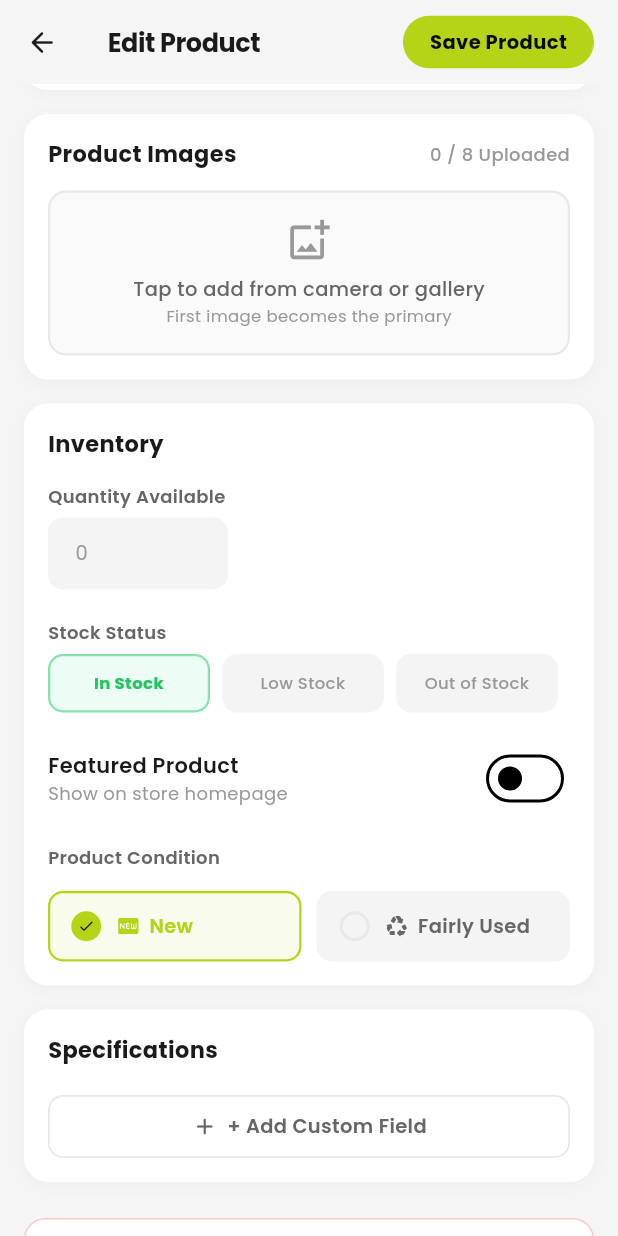
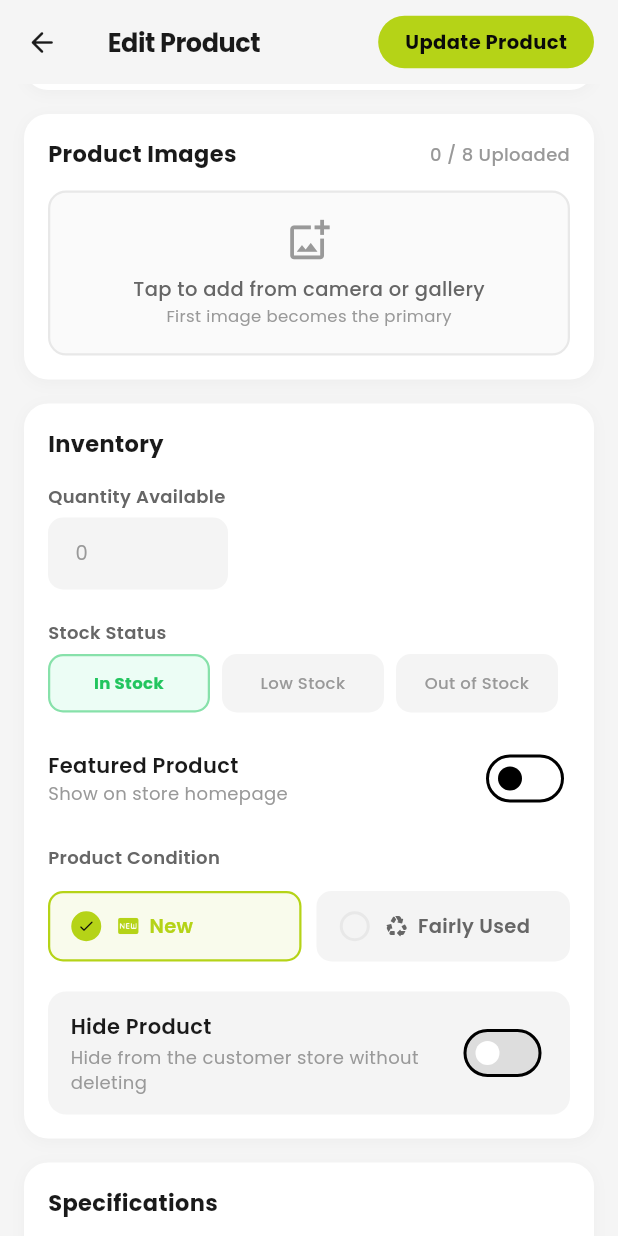
Before and after one commit to vector-gru/neno-smartlife-app, a Flutter app: the AdminEditProductScreen screen opened directly with empty values, scrolled down 576 dp, on a phone screen of 412 x 824 dp. Run offline on Flutter 3.47's test engine with Material 3 defaults, Android fonts, the light colour scheme and no system bars; our stand-ins replace cached_network_image, cloud_firestore, firebase_auth, firebase_core, firebase_messaging, flutter_local_notifications and 7 more; accounts and stored records are empty.

Commit message:
feat: hide product and update

```diff
--- a/lib/features/admin/admin_edit_product_screen.dart
+++ b/lib/features/admin/admin_edit_product_screen.dart
@@ -50,6 +50,7 @@ class _AdminEditProductScreenState extends State<AdminEditProductScreen> {
   late List<MapEntry<String, String>> _specs;
   late String _stockStatus;
   late ProductCondition _condition;
+  late bool _hidden;
 
   @override
   void initState() {
@@ -73,6 +74,7 @@ class _AdminEditProductScreenState extends State<AdminEditProductScreen> {
         p.specifications.entries.where((e) => e.key != 'Quantity').toList();
     _stockStatus = p.stockStatus.isEmpty ? 'in_stock' : p.stockStatus;
     _condition = p.condition;
+    _hidden = p.hidden;
   }
 
   @override
@@ -263,6 +265,7 @@ class _AdminEditProductScreenState extends State<AdminEditProductScreen> {
         quantity: int.tryParse(_qtyCtrl.text.trim()) ?? 0,
         specifications: Map.fromEntries(_specs),
         condition: _condition,
+        hidden: _hidden,
       );
 
       // 3. Write to Firestore.
@@ -424,7 +427,7 @@ class _AdminEditProductScreenState extends State<AdminEditProductScreen> {
                       ),
                     )
                   : Text(
-                      'Save Product',
+                      widget.isNew ? 'Save Product' : 'Update Product',
                       style: GoogleFonts.poppins(
                         fontSize: 13,
                         fontWeight: FontWeight.w700,
@@ -799,6 +802,84 @@ class _AdminEditProductScreenState extends State<AdminEditProductScreen> {
         value: _condition,
         onChanged: (v) => setState(() => _condition = v),
       ),
+      const SizedBox(height: 20),
+      // ── Hide / Unhide ──────────────────────────────────────────────────
+      AnimatedContainer(
+        duration: const Duration(milliseconds: 200),
+        padding: const EdgeInsets.symmetric(horizontal: 14, vertical: 12),
+        decoration: BoxDecoration(
+          color: _hidden
+              ? AppColors.error.withValues(alpha: 0.06)
+              : const Color(0xFFF4F4F4),
+          borderRadius: BorderRadius.circular(12),
+          border: Border.all(
+            color: _hidden
+                ? AppColors.error.withValues(alpha: 0.3)
+                : Colors.transparent,
+          ),
+        ),
+        child: Row(
+          children: [
+            Expanded(
+              child: Column(
+                crossAxisAlignment: CrossAxisAlignment.start,
+                children: [
+                  Row(
+                    children: [
+                      if (_hidden)
+                        Container(
+                          margin: const EdgeInsets.only(right: 6),
+                          padding: const EdgeInsets.symmetric(
+                              horizontal: 6, vertical: 2),
+                          decoration: BoxDecoration(
+                            color: AppColors.error,
+                            borderRadius: BorderRadius.circular(4),
+                          ),
+                          child: Text(
+                            'HIDDEN',
+                            style: GoogleFonts.poppins(
+                                fontSize: 9,
+                                fontWeight: FontWeight.w800,
+                                color: Colors.white),
+                          ),
+                        ),
+                      Text(
+                        _hidden ? 'Product is Hidden' : 'Hide Product',
+                        style: GoogleFonts.poppins(
+                          fontSize: 14,
+                          fontWeight: FontWeight.w600,
+                          color:
+                              _hidden ? AppColors.error : AppColors.textPrimary,
+                        ),
+                      ),
+                    ],
+                  ),
+                  const SizedBox(height: 2),
+                  Text(
+                    _hidden
+                        ? 'Not visible to customers — toggle to show again'
+                        : 'Hide from the customer store without deleting',
+                    style: GoogleFonts.poppins(
+                      fontSize: 12,
+                      color: _hidden
+                          ? AppColors.error.withValues(alpha: 0.7)
+                          : AppColors.textMuted,
+                    ),
+                  ),
+                ],
+              ),
+            ),
+            Switch.adaptive(
+              value: _hidden,
+              onChanged: (v) => setState(() => _hidden = v),
+              activeThumbColor: Colors.white,
+              activeTrackColor: AppColors.error,
+              inactiveThumbColor: Colors.white,
+              inactiveTrackColor: const Color(0xFFDDDDDD),
+            ),
+          ],
+        ),
+      ),
     ]);
   }
 
--- a/lib/features/home/home_screen.dart
+++ b/lib/features/home/home_screen.dart
@@ -133,7 +133,10 @@ class _HomeScreenState extends State<HomeScreen> {
   }
 
   List<Product> get _filteredProducts {
-    var products = context.appState.productsByCategory(_selectedCategory);
+    var products = context.appState
+        .productsByCategory(_selectedCategory)
+        .where((p) => !p.hidden)
+        .toList();
     if (_searchQuery.isNotEmpty) {
       final q = _searchQuery.toLowerCase();
       products = products
@@ -452,7 +455,8 @@ class _HomeScreenState extends State<HomeScreen> {
 
   // ─── Recently added horizontal row ───────────────────────────────────────
   Widget _buildRecentlyAddedSection(AppLocalizations l10n) {
-    final recent = context.appState.products.take(10).toList();
+    final recent =
+        context.appState.products.where((p) => !p.hidden).take(10).toList();
     if (recent.isEmpty) return const SizedBox.shrink();
 
     return Column(
--- a/lib/shared/models/product.dart
+++ b/lib/shared/models/product.dart
@@ -28,6 +28,7 @@ class Product {
   final List<Product> frequentlyBoughtWith;
   final ProductCondition condition;
   final int quantity;
+  final bool hidden;
 
   const Product({
     required this.id,
@@ -50,6 +51,7 @@ class Product {
     this.frequentlyBoughtWith = const [],
     this.condition = ProductCondition.newProduct,
     this.quantity = 0,
+    this.hidden = false,
   });
 
   bool get isNew => condition == ProductCondition.newProduct;
@@ -108,6 +110,7 @@ class Product {
       'condition':
           condition == ProductCondition.refurbished ? 'refurbished' : 'new',
       'quantity': quantity,
+      'hidden': hidden,
       'updatedAt': FieldValue.serverTimestamp(),
     };
   }
@@ -140,6 +143,7 @@ class Product {
           ? ProductCondition.refurbished
           : ProductCondition.newProduct,
       quantity: d['quantity'] as int? ?? 0,
+      hidden: d['hidden'] as bool? ?? false,
     );
   }
 
@@ -165,6 +169,7 @@ class Product {
     Map<String, String>? specifications,
     ProductCondition? condition,
     int? quantity,
+    bool? hidden,
   }) {
     return Product(
       id: id ?? this.id,
@@ -186,6 +191,7 @@ class Product {
       specifications: specifications ?? this.specifications,
       condition: condition ?? this.condition,
       quantity: quantity ?? this.quantity,
+      hidden: hidden ?? this.hidden,
     );
   }
 }
```
